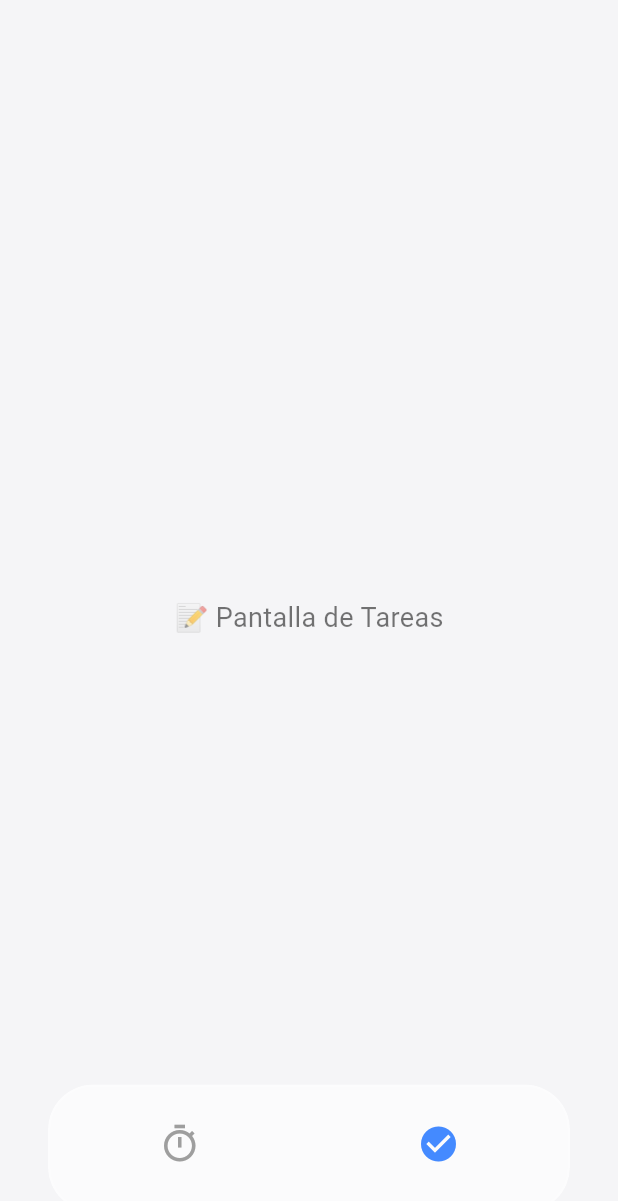
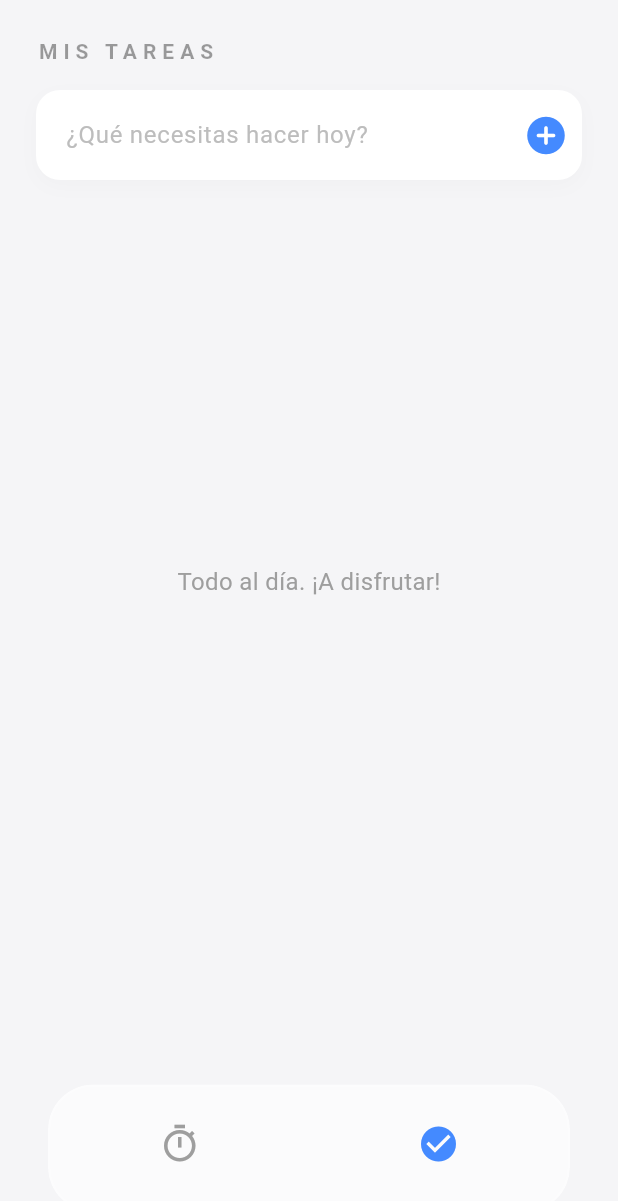
Before and after one commit to MeddinaDev/Lumind, a Flutter app: the screen it shows after launch, item 2 of the bottom bar chosen, on a phone screen of 412 x 824 dp. Shown: the top 1201 px of the screen. Run offline on Flutter 3.47's test engine with Material 3 defaults, Android fonts, the light colour scheme and no system bars; our stand-ins replace equatable, flutter_bloc, supabase_flutter; accounts and stored records are empty.

Commit message:
changes_1

```diff
--- a/lib/presentation/bloc/pomodoro/pomodoro_bloc.dart
+++ b/lib/presentation/bloc/pomodoro/pomodoro_bloc.dart
@@ -5,15 +5,23 @@ import 'pomodoro_event.dart';
 import 'pomodoro_state.dart';
 
 class PomodoroBloc extends Bloc<PomodoroEvent, PomodoroState> {
+  String? tareaIdSeleccionada;
+  String? tituloTareaSeleccionada;
   final RegistrarSesionPomodoroUseCase registrarSesionUseCase;
 
   // El StreamSubscription nos permite controlar el reloj interno
   StreamSubscription<int>? _tickerSubscription;
 
   PomodoroBloc({
+
     required this.registrarSesionUseCase,
   }) : super(PomodoroInitial()) {
-
+    on<SeleccionarTareaPomodoro>((event, emit) {
+  tareaIdSeleccionada = event.tareaId;
+  tituloTareaSeleccionada = event.tituloTarea;
+  // Emitimos un pequeño pulso para que la pantalla se refresque y muestre el nombre
+  emit(PomodoroPaused(segundosRestantes: 1500));
+});
     // 1. EVENTO: INICIAR
     on<IniciarPomodoro>((event, emit) {
       _tickerSubscription?.cancel();
--- a/lib/presentation/bloc/pomodoro/pomodoro_event.dart
+++ b/lib/presentation/bloc/pomodoro/pomodoro_event.dart
@@ -53,3 +53,9 @@ class GuardarSesionPomodoro extends PomodoroEvent {
   @override
   List<Object?> get props => [usuarioId, duracionMinutos, puntosGanados, tareaId];
 }
+class SeleccionarTareaPomodoro extends PomodoroEvent {
+  final String? tareaId;
+  final String? tituloTarea;
+
+  const SeleccionarTareaPomodoro({this.tareaId, this.tituloTarea});
+}
--- a/lib/presentation/pantallas/pantalla_principal.dart
+++ b/lib/presentation/pantallas/pantalla_principal.dart
@@ -1,5 +1,7 @@
 import 'dart:ui';
 import 'package:flutter/material.dart';
+import 'temporizador/pantalla_temporizador.dart';
+import 'tareas/pantalla_tareas.dart';
 
 class PantallaPrincipal extends StatefulWidget {
   const PantallaPrincipal({super.key});
@@ -11,12 +13,9 @@ class PantallaPrincipal extends StatefulWidget {
 class _PantallaPrincipalState extends State<PantallaPrincipal> {
   int _indiceActual = 0;
 
-  // Pantallas de marcador de posición (con un color de fondo sutil para que se note el desenfoque)
   final List<Widget> _pantallas = [
-    Container(
-      color: const Color(0xFFF5F5F7), // Un gris ultra claro típico de Apple
-      child: const Center(child: Text('⏱️ Pantalla del Temporizador', style: TextStyle(fontSize: 18, color: Colors.black54))),
-    ),
+    const PantallaTemporizador(),
+    const PantallaTareas(), // Aquí está conectada correctamente
     Container(
       color: const Color(0xFFF5F5F7),
       child: const Center(child: Text('📝 Pantalla de Tareas', style: TextStyle(fontSize: 18, color: Colors.black54))),
@@ -26,7 +25,6 @@ class _PantallaPrincipalState extends State<PantallaPrincipal> {
   @override
   Widget build(BuildContext context) {
     return Scaffold(
-      // Esto permite que el fondo pase por DEBAJO de la barra de navegación
       extendBody: true,
       body: IndexedStack(
         index: _indiceActual,
@@ -34,19 +32,17 @@ class _PantallaPrincipalState extends State<PantallaPrincipal> {
       ),
       bottomNavigationBar: SafeArea(
         child: Container(
-          // Separamos la barra de los bordes para que flote como un Dock
           margin: const EdgeInsets.only(left: 32, right: 32, bottom: 16),
           child: ClipRRect(
-            borderRadius: BorderRadius.circular(30), // Bordes redondeados
+            borderRadius: BorderRadius.circular(30),
             child: BackdropFilter(
-              // El desenfoque matemático del cristal
               filter: ImageFilter.blur(sigmaX: 15, sigmaY: 15),
               child: Container(
                 decoration: BoxDecoration(
-                  color: Colors.white.withValues(alpha: 0.6), // Blanco translúcido
+                  color: Colors.white.withValues(alpha: 0.6),
                   borderRadius: BorderRadius.circular(30),
                   border: Border.all(
-                    color: Colors.white.withValues(alpha: 0.3), // Borde brillante sutil
+                    color: Colors.white.withValues(alpha: 0.3),
                     width: 1.5,
                   ),
                 ),
@@ -57,11 +53,11 @@ class _PantallaPrincipalState extends State<PantallaPrincipal> {
                       _indiceActual = index;
                     });
                   },
-                  backgroundColor: Colors.transparent, // Fondo transparente a
-                  elevation: 0, // Cero sombras rígidas
+                  backgroundColor: Colors.transparent,
+                  elevation: 0,
                   selectedItemColor: Colors.blueAccent,
                   unselectedItemColor: Colors.grey.shade500,
-                  showSelectedLabels: false, // Ocultamos textos para un look más limpio
+                  showSelectedLabels: false,
                   showUnselectedLabels: false,
                   items: const [
                     BottomNavigationBarItem(
--- /dev/null
+++ b/lib/presentation/pantallas/tareas/pantalla_tareas.dart
@@ -0,0 +1,187 @@
+import 'package:flutter/material.dart';
+import 'package:flutter_bloc/flutter_bloc.dart';
+import '../../bloc/tarea/tarea_bloc.dart';
+import '../../bloc/tarea/tarea_event.dart';
+import '../../bloc/tarea/tarea_state.dart';
+import '../../bloc/pomodoro/pomodoro_bloc.dart';
+import '../../bloc/pomodoro/pomodoro_event.dart';
+
+class PantallaTareas extends StatefulWidget {
+  const PantallaTareas({super.key});
+
+  @override
+  State<PantallaTareas> createState() => _PantallaTareasState();
+}
+
+class _PantallaTareasState extends State<PantallaTareas> {
+  final TextEditingController _controlador = TextEditingController();
+  final String _usuarioIdTemporal = '5ad778e2-9a11-4b05-9c03-8943b54d92c4';
+
+  @override
+  void initState() {
+    super.initState();
+    context.read<TareaBloc>().add(CargarTareas(_usuarioIdTemporal));
+  }
+
+  @override
+  void dispose() {
+    _controlador.dispose();
+    super.dispose();
+  }
+
+  @override
+  Widget build(BuildContext context) {
+    return Scaffold(
+      backgroundColor: const Color(0xFFF5F5F7),
+      body: SafeArea(
+        child: Padding(
+          padding: const EdgeInsets.symmetric(horizontal: 24.0),
+          child: Column(
+            crossAxisAlignment: CrossAxisAlignment.start,
+            children: [
+              const SizedBox(height: 24),
+              const Text(
+                'MIS TAREAS',
+                style: TextStyle(
+                  fontSize: 14,
+                  letterSpacing: 4.0,
+                  fontWeight: FontWeight.w600,
+                  color: Colors.black38,
+                ),
+              ),
+              const SizedBox(height: 16),
+              Container(
+                decoration: BoxDecoration(
+                  color: Colors.white,
+                  borderRadius: BorderRadius.circular(16),
+                  boxShadow: [
+                    BoxShadow(
+                      color: Colors.black.withValues(alpha: 0.02),
+                      blurRadius: 10,
+                      offset: const Offset(0, 4),
+                    ),
+                  ],
+                ),
+                child: TextField(
+                  controller: _controlador,
+                  decoration: InputDecoration(
+                    hintText: '¿Qué necesitas hacer hoy?',
+                    hintStyle: TextStyle(color: Colors.grey.shade400, fontWeight: FontWeight.w400),
+                    border: InputBorder.none,
+                    contentPadding: const EdgeInsets.symmetric(horizontal: 20, vertical: 18),
+                    suffixIcon: IconButton(
+                      icon: const Icon(Icons.add_circle_rounded, color: Colors.blueAccent, size: 30),
+                      onPressed: () {
+                        if (_controlador.text.trim().isNotEmpty) {
+                          context.read<TareaBloc>().add(
+                            AgregarTarea(titulo: _controlador.text, usuarioId: _usuarioIdTemporal),
+                          );
+                          _controlador.clear();
+                        }
+                      },
+                    ),
+                  ),
+                  onSubmitted: (valor) {
+                    if (valor.trim().isNotEmpty) {
+                      context.read<TareaBloc>().add(
+                        AgregarTarea(titulo: valor, usuarioId: _usuarioIdTemporal),
+                      );
+                      _controlador.clear();
+                    }
+                  },
+                ),
+              ),
+              const SizedBox(height: 32),
+              Expanded(
+                child: BlocBuilder<TareaBloc, TareaState>(
+                  builder: (context, state) {
+                    if (state is TareaLoading) {
+                      return const Center(child: CircularProgressIndicator(color: Colors.black87));
+                    } else if (state is TareaLoaded) {
+                      if (state.tareas.isEmpty) {
+                        return Center(
+                          child: Text(
+                            'Todo al día. ¡A disfrutar!',
+                            style: TextStyle(color: Colors.grey.shade500, fontSize: 16),
+                          ),
+                        );
+                      }
+                      return ListView.separated(
+                        itemCount: state.tareas.length,
+                        separatorBuilder: (context, index) => const SizedBox(height: 12),
+                        itemBuilder: (context, index) {
+                          final tarea = state.tareas[index];
+                          return Container(
+                            decoration: BoxDecoration(
+                              color: Colors.white,
+                              borderRadius: BorderRadius.circular(16),
+                              boxShadow: [
+                                BoxShadow(
+                                  color: Colors.black.withValues(alpha: 0.02),
+                                  blurRadius: 8,
+                                  offset: const Offset(0, 2),
+                                ),
+                              ],
+                            ),
+                            child: ListTile(
+                              contentPadding: const EdgeInsets.symmetric(horizontal: 16, vertical: 4),
+                              leading: GestureDetector(
+                                onTap: () => context.read<TareaBloc>().add(CambiarEstadoTarea(id: tarea.id, estaCompletada: !tarea.estaCompletada)),
+                                child: Container(
+                                  width: 26,
+                                  height: 26,
+                                  decoration: BoxDecoration(
+                                    shape: BoxShape.circle,
+                                    border: Border.all(
+                                      color: tarea.estaCompletada ? Colors.blueAccent : Colors.grey.shade300,
+                                      width: 2,
+                                    ),
+                                    color: tarea.estaCompletada ? Colors.blueAccent : Colors.transparent,
+                                  ),
+                                  child: tarea.estaCompletada ? const Icon(Icons.check, size: 16, color: Colors.white) : null,
+                                ),
+                              ),
+                              title: Text(
+                                tarea.titulo,
+                                style: TextStyle(
+                                  fontSize: 16,
+                                  color: tarea.estaCompletada ? Colors.grey.shade400 : Colors.black87,
+                                  decoration: tarea.estaCompletada ? TextDecoration.lineThrough : null,
+                                ),
+                              ),
+                              // EL PUENTE: Este botón envía la tarea al temporizador
+                              trailing: IconButton(
+                                icon: const Icon(Icons.track_changes_rounded, color: Colors.blueAccent),
+                                tooltip: 'Enfocar en esta tarea',
+                                onPressed: () {
+                                  context.read<PomodoroBloc>().add(SeleccionarTareaPomodoro(tareaId: tarea.id, tituloTarea: tarea.titulo));
+                                  ScaffoldMessenger.of(context).showSnackBar(
+                                    SnackBar(
+                                      content: Text('🎯 Enfocando en: ${tarea.titulo}'),
+                                      backgroundColor: Colors.black87,
+                                      behavior: SnackBarBehavior.floating,
+                                      shape: RoundedRectangleBorder(borderRadius: BorderRadius.circular(16)),
+                                      duration: const Duration(seconds: 2),
+                                    ),
+                                  );
+                                },
+                              ),
+                            ),
+                          );
+                        },
+                      );
+                    } else if (state is TareaError) {
+                      return Center(child: Text('Error: ${state.message}', style: const TextStyle(color: Colors.red)));
+                    }
+                    return const SizedBox();
+                  },
+                ),
+              ),
+              const SizedBox(height: 100),
+            ],
+          ),
+        ),
+      ),
+    );
+  }
+}
```
Also changed, not shown: lib/presentation/pantallas/temporizador/pantalla_temporizador.dart (added, +160 -0 lines).
